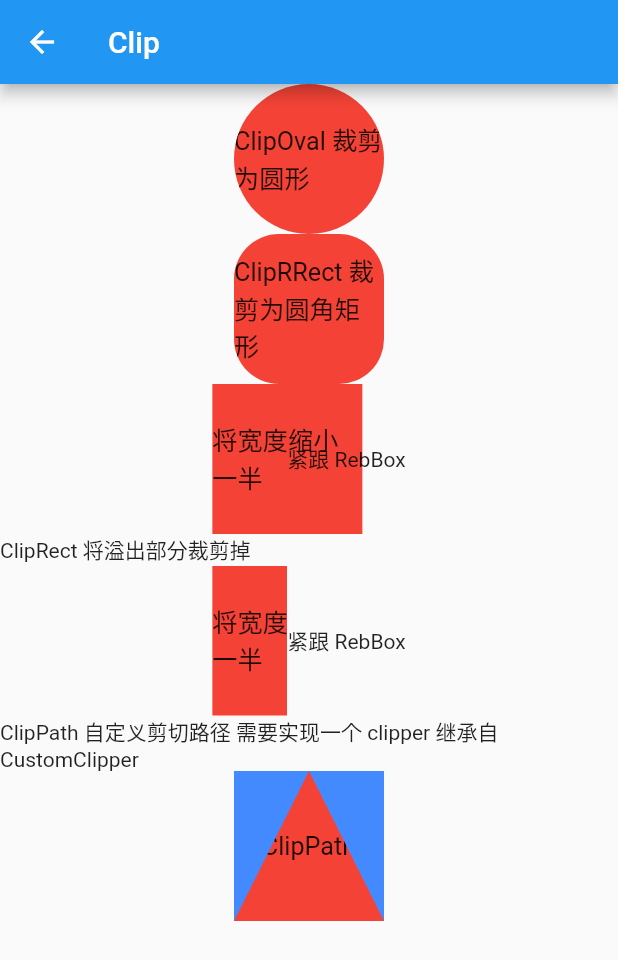
After one commit to xxxIxxxx/flutter_ddup, a Flutter app: the ClipPage screen opened by its route, on a phone screen of 412 x 824 dp. The commit adds this screen. Shown: the top 960 px of the screen. Run offline on Flutter 3.47's test engine with Material 2 defaults, Android fonts, the phone set to English and light mode, and no system bars; our stand-ins replace fluro.

Commit message:
Clip剪切 圆ClipOval, 圆角矩形ClipRRect, 溢出部分ClipRect, 自定义剪切路径ClipPath

```diff
--- a/lib/app/home_page.dart
+++ b/lib/app/home_page.dart
@@ -160,6 +160,13 @@ class _MyHomePageState extends State<MyHomePage> {
             },
             child: const Text("Container 大佬组件啊"),
           ),
+          TextButton(
+            onPressed: () {
+              Application.router.navigateTo(context, Routes.clip,
+                  transition: TransitionType.native);
+            },
+            child: const Text("Clip 剪切"),
+          ),
         ],
       ),
     );
--- /dev/null
+++ b/lib/class/Clip剪切组件/clip_page.dart
@@ -0,0 +1,94 @@
+import 'package:flutter/material.dart';
+
+class ClipPage extends StatefulWidget {
+  const ClipPage({Key? key}) : super(key: key);
+
+  @override
+  _ClipPageState createState() => _ClipPageState();
+}
+
+class _ClipPageState extends State<ClipPage> {
+  Widget redBox(String text) {
+    return Container(
+      color: Colors.red,
+      alignment: Alignment.center,
+      width: 100,
+      height: 100,
+      child: Text(
+        text,
+        textScaleFactor: 1.2,
+      ),
+    );
+  }
+
+  @override
+  Widget build(BuildContext context) {
+    return Scaffold(
+      appBar: AppBar(
+        title: const Text('Clip'),
+      ),
+      body: ListView(
+        children: <Widget>[
+          UnconstrainedBox(child: ClipOval(child: redBox("ClipOval 裁剪为圆形"))),
+          UnconstrainedBox(
+              child: ClipRRect(
+                  borderRadius: BorderRadius.circular(30),
+                  child: redBox("ClipRRect 裁剪为圆角矩形"))),
+          UnconstrainedBox(
+            child: Row(
+              children: [
+                Align(
+                    alignment: Alignment.topLeft,
+                    widthFactor: 0.5,
+                    child: redBox("将宽度缩小一半")),
+                const Text("紧跟 RebBox")
+              ],
+            ),
+          ),
+          const Text("ClipRect 将溢出部分裁剪掉"),
+          UnconstrainedBox(
+            child: Row(
+              children: [
+                ClipRect(
+                  child: Align(
+                      alignment: Alignment.topLeft,
+                      widthFactor: 0.5,
+                      child: redBox("将宽度缩小一半")),
+                ),
+                const Text("紧跟 RebBox")
+              ],
+            ),
+          ),
+          const Text("ClipPath 自定义剪切路径 需要实现一个 clipper 继承自 CustomClipper"),
+          UnconstrainedBox(
+              child: Container(
+            color: Colors.blueAccent,
+            child: ClipPath(
+              clipper: MyClipper(),
+              child: redBox("ClipPath"),
+            ),
+          ))
+        ],
+      ),
+    );
+  }
+}
+
+class MyClipper extends CustomClipper<Path> {
+  MyClipper() : super();
+
+  @override
+  Path getClip(Size size) {
+    return Path()
+      ..moveTo(size.width / 2.0, 0)
+      ..lineTo(size.width / 2.0, 0)
+      ..lineTo(0, size.height)
+      ..lineTo(size.width, size.height)
+      ..close();
+  }
+
+  @override
+  bool shouldReclip(covariant CustomClipper<Path> oldClipper) {
+    return false;
+  }
+}
--- a/lib/route/route_handlers.dart
+++ b/lib/route/route_handlers.dart
@@ -2,6 +2,7 @@ import 'package:fluro/fluro.dart';
 import 'package:flutter/cupertino.dart';
 import 'package:flutter_ddup/app/home_page.dart';
 import '../class/Align,Center对齐与相对定位/align_center_page.dart';
+import '../class/Clip剪切组件/clip_page.dart';
 import '../class/Container组件/container_page.dart';
 import '../class/DecoratedBox装饰容器渐变边框等/decorated_box_page.dart';
 import '../class/Flex,Expanded,Spacer弹性布局/flex_expanded_page.dart';
@@ -127,3 +128,8 @@ var containerHandeler = Handler(
     handlerFunc: (BuildContext? context, Map<String, List<String>> params) {
   return const ContainerPage();
 });
+
+var clipHandeler = Handler(
+    handlerFunc: (BuildContext? context, Map<String, List<String>> params) {
+  return const ClipPage();
+});
--- a/lib/route/routes.dart
+++ b/lib/route/routes.dart
@@ -26,6 +26,7 @@ class Routes {
   static String decoratedBox = "/decoratedBox";
   static String transform = "/transform";
   static String container = "/container";
+  static String clip = "/clip";
 
   static void configureRoutes(FluroRouter router) {
     router.notFoundHandler = Handler(
@@ -53,5 +54,6 @@ class Routes {
     router.define(decoratedBox, handler: decoratedBoxHandeler);
     router.define(transform, handler: transformRotatedHandeler);
     router.define(container, handler: containerHandeler);
+    router.define(clip, handler: clipHandeler);
   }
 }
```
